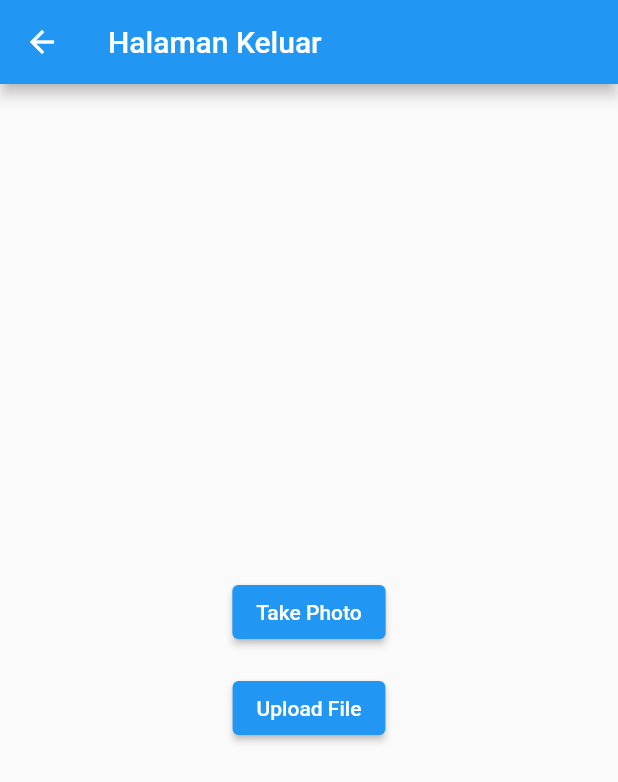
After one commit to JhonatanMarikros/Absensi, a Flutter app: the screen it shows once a user with an empty profile is signed in, item 4 of the bottom bar chosen, after a tap on "Keluar", on a phone screen of 412 x 824 dp. The commit adds this screen. Shown: the top 782 px of the screen. Run offline on Flutter 3.47's test engine with Material 2 defaults, Android fonts, the phone set to English and light mode, and no system bars; our stand-ins replace camera, cloud_firestore, file_picker, firebase_auth, firebase_core, flutter_dotenv and 2 more; missing offline and left inert: firebase_app_check; accounts and stored records are empty.

Commit message:
Absen Masuk Keluar

```diff
--- a/lib/absensi_page.dart
+++ b/lib/absensi_page.dart
@@ -1,33 +1,47 @@
 import 'package:flutter/material.dart';
-import 'camera.dart'; // Impor CameraPage dari camera.dart
-import 'upload_file.dart'; // Impor UploadFilePage dari upload_file.dart
+import 'package:firebase_auth/firebase_auth.dart';
+import 'masuk_page.dart';
+import 'keluar_page.dart';
 
-class AbsensiPage extends StatelessWidget {
+class AbsensiPage extends StatefulWidget {
+  @override
+  _AbsensiPageState createState() => _AbsensiPageState();
+}
+
+class _AbsensiPageState extends State<AbsensiPage> {
+  final FirebaseAuth _auth = FirebaseAuth.instance;
+
+  Future<void> _recordAttendance(String status, Widget nextPage) async {
+    User? user = _auth.currentUser;
+    if (user == null) {
+      ScaffoldMessenger.of(context).showSnackBar(
+        SnackBar(content: Text('Anda harus login terlebih dahulu!')),
+      );
+      return;
+    }
+
+    // Pindah ke halaman sesuai status
+    Navigator.push(
+      context,
+      MaterialPageRoute(builder: (context) => nextPage),
+    );
+  }
+
   @override
   Widget build(BuildContext context) {
     return Scaffold(
+      appBar: AppBar(title: Text("Absensi Karyawan")),
       body: Center(
         child: Column(
           mainAxisSize: MainAxisSize.min,
           children: [
             ElevatedButton(
-              onPressed: () {
-                Navigator.push(
-                  context,
-                  MaterialPageRoute(builder: (context) => CameraPage()), // Navigasi ke CameraPage
-                );
-              },
-              child: Text('Take Photo'),
+              onPressed: () => _recordAttendance('Check In', MasukPage()),
+              child: Text('Masuk'),
             ),
-            SizedBox(height: 16),
             ElevatedButton(
-              onPressed: () {
-                Navigator.push(
-                  context,
-                  MaterialPageRoute(builder: (context) => UploadFilePage()), // Navigasi ke UploadFilePage
-                );
-              },
-              child: Text('Upload File'),
+              onPressed: () => _recordAttendance('Check Out', KeluarPage()),
+              child: Text('Keluar'),
             ),
           ],
         ),
--- /dev/null
+++ b/lib/keluar_page.dart
@@ -0,0 +1,42 @@
+import 'package:flutter/material.dart';
+import 'camera.dart';
+import 'upload_file.dart';
+
+class KeluarPage extends StatelessWidget {
+  @override
+  Widget build(BuildContext context) {
+    return Scaffold(
+      appBar: AppBar(title: Text("Halaman Keluar")),
+      body: Center(
+        child: Column(
+          mainAxisSize: MainAxisSize.min,
+          children: [
+            ElevatedButton(
+              onPressed: () {
+                Navigator.push(
+                  context,
+                  MaterialPageRoute(
+                      builder: (context) =>
+                          CameraPage(statusCheckInCheckOut: "Keluar")),
+                );
+              },
+              child: Text('Take Photo'),
+            ),
+            SizedBox(height: 16),
+            ElevatedButton(
+              onPressed: () {
+                Navigator.push(
+                  context,
+                  MaterialPageRoute(
+                      builder: (context) =>
+                          UploadFilePage(statusCheckInCheckOut: "Keluar")),
+                );
+              },
+              child: Text('Upload File'),
+            ),
+          ],
+        ),
+      ),
+    );
+  }
+}
```
Also changed, not shown: lib/camera.dart (+9 -19 lines), lib/masuk_page.dart (added, +42 -0 lines), lib/upload_file.dart (+10 -17 lines).
